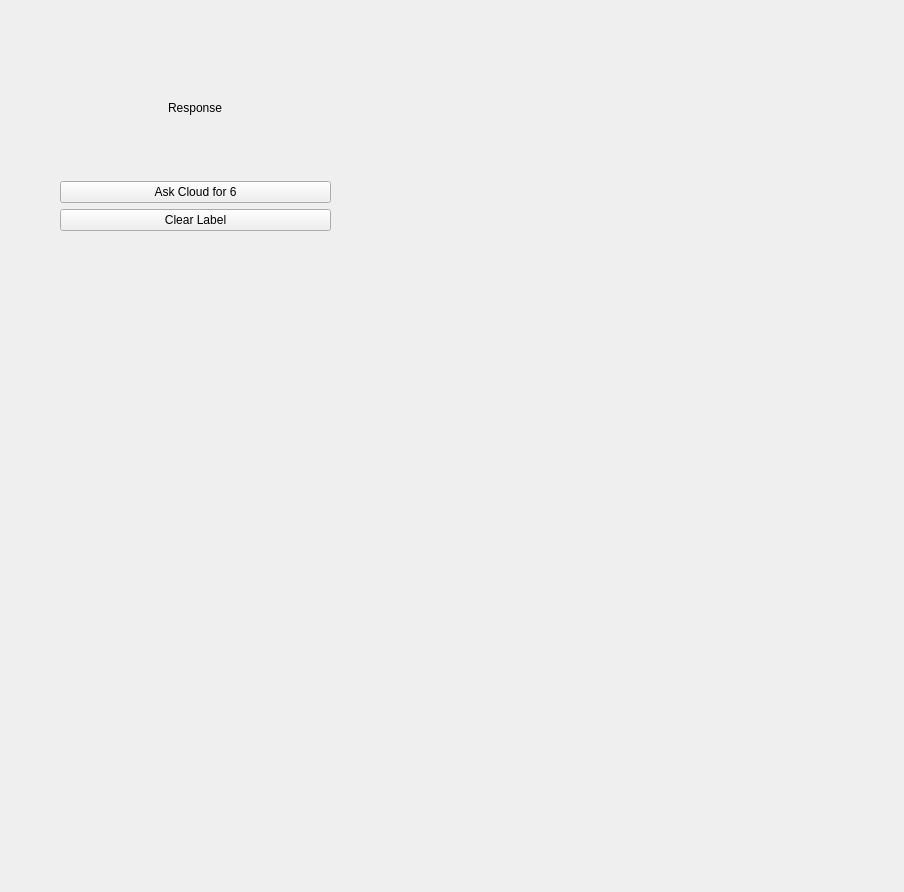
This is frontend/cloudTest.ui in YCP-Rev-Metrix/BallSpinner-Controller-v2 as Qt 5 draws it before an edit. The edited form follows.
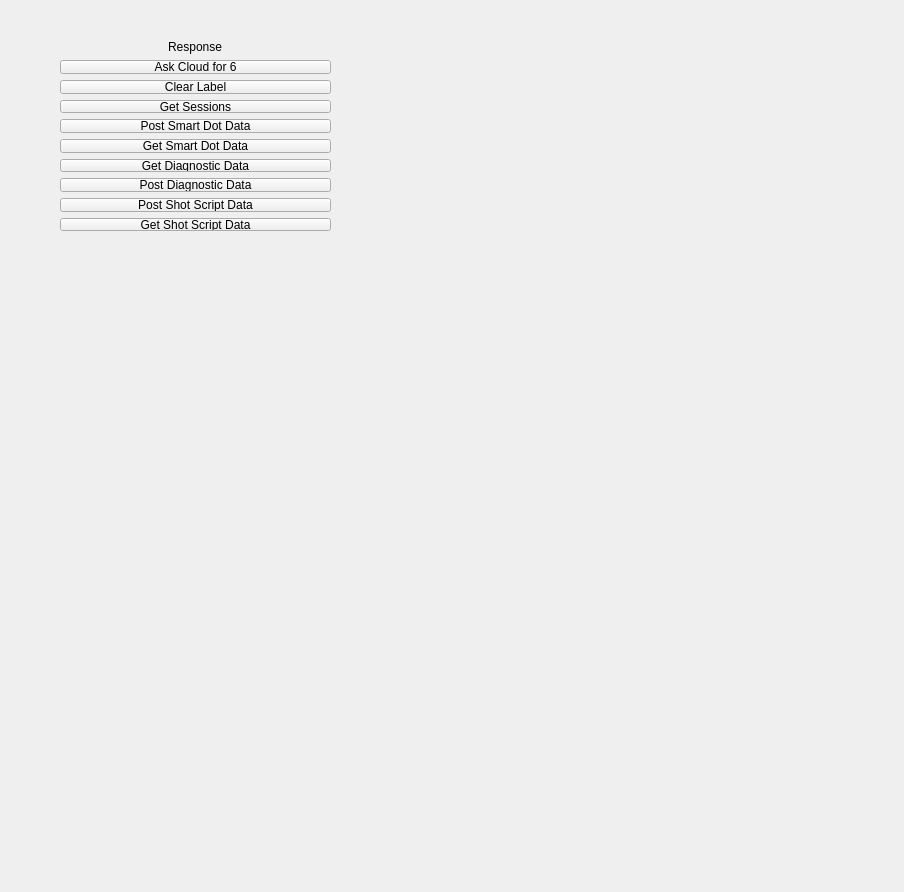
This is the edited form.

Commit message:
Beginning API integration with the endpoints. Testing data post and get.
- get sessions in time range
- get all diagnostic script data by session
- post diag data by session

Patch:
```diff
--- a/frontend/cloudTest.ui
+++ b/frontend/cloudTest.ui
@@ -44,6 +44,55 @@
       </property>
      </widget>
     </item>
+    <item>
+     <widget class="QPushButton" name="pushButton_3">
+      <property name="text">
+       <string>Get Sessions</string>
+      </property>
+     </widget>
+    </item>
+    <item>
+     <widget class="QPushButton" name="pushButton_4">
+      <property name="text">
+       <string>Post Smart Dot Data</string>
+      </property>
+     </widget>
+    </item>
+    <item>
+     <widget class="QPushButton" name="pushButton_5">
+      <property name="text">
+       <string>Get Smart Dot Data</string>
+      </property>
+     </widget>
+    </item>
+    <item>
+     <widget class="QPushButton" name="pushButton_6">
+      <property name="text">
+       <string>Get Diagnostic Data</string>
+      </property>
+     </widget>
+    </item>
+    <item>
+     <widget class="QPushButton" name="pushButton_7">
+      <property name="text">
+       <string>Post Diagnostic Data</string>
+      </property>
+     </widget>
+    </item>
+    <item>
+     <widget class="QPushButton" name="pushButton_8">
+      <property name="text">
+       <string>Post Shot Script Data</string>
+      </property>
+     </widget>
+    </item>
+    <item>
+     <widget class="QPushButton" name="pushButton_9">
+      <property name="text">
+       <string>Get Shot Script Data</string>
+      </property>
+     </widget>
+    </item>
    </layout>
   </widget>
  </widget>
```
The commit also changes 6 other files.
